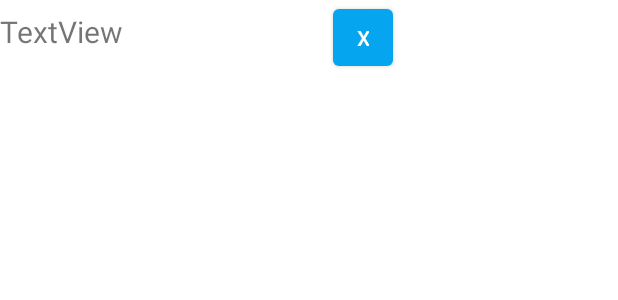
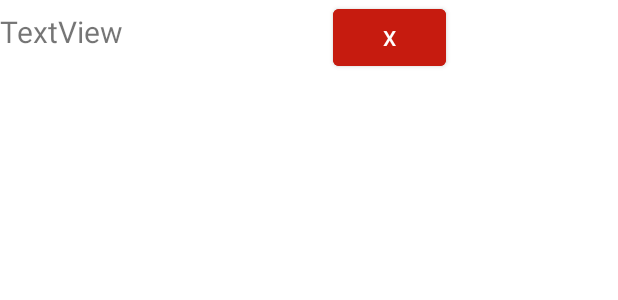
Before and after one commit to MatthewFraser22/CP470-Losty, an Android app: the layout profile_item.xml on its own in the app's theme, with its tools: preview values and no code run, on a phone screen of 412 x 824 dp. Shown: the top 300 px of the screen. Run offline under Robolectric (Android 15) with nearby library versions, the phone set to English and light mode, and no system bars.

Commit message:
Fixed activity profile layout

```diff
--- a/app/src/main/java/com/matthewfraser/cp470_losty/CustomDeleteDialog.java
+++ b/app/src/main/java/com/matthewfraser/cp470_losty/CustomDeleteDialog.java
@@ -67,7 +67,7 @@ public class CustomDeleteDialog extends Dialog implements android.view.View.OnCl
         @Override
         protected void onPostExecute(Void unused) {
             super.onPostExecute(unused);
-            activity.finish();
+            activity.recreate();
             Toast.makeText(context, resultStr, Toast.LENGTH_LONG).show();
         }
     }
--- a/app/src/main/java/com/matthewfraser/cp470_losty/ProfileActivity.java
+++ b/app/src/main/java/com/matthewfraser/cp470_losty/ProfileActivity.java
@@ -243,7 +243,7 @@ public class ProfileActivity extends AppCompatActivity {
 
             } catch (Exception e) {
                 e.printStackTrace();
-                Toast.makeText(ProfileActivity.this, "Failed to process image", Toast.LENGTH_LONG).show();
+//                Toast.makeText(ProfileActivity.this, "Failed to process image", Toast.LENGTH_LONG).show();
             }
         }
     }
--- a/app/src/main/res/layout/profile_item.xml
+++ b/app/src/main/res/layout/profile_item.xml
@@ -2,7 +2,7 @@
 <LinearLayout xmlns:android="http://schemas.android.com/apk/res/android"
     android:orientation="vertical"
     android:layout_width="match_parent"
-    android:layout_height="match_parent">
+    android:layout_height="wrap_content">
 
     <LinearLayout
         android:layout_width="match_parent"
@@ -19,8 +19,9 @@
 
         <Button
             android:id="@+id/deleteButton"
-            android:layout_width="40dp"
-            android:layout_height="match_parent"
+            android:layout_width="75dp"
+            android:layout_height="50dp"
+            android:backgroundTint="@color/post_button_red"
             android:text="X" />
     </LinearLayout>
 </LinearLayout>
```
Also changed, not shown: app/src/main/res/layout/activity_profile.xml (+8 -7 lines).
